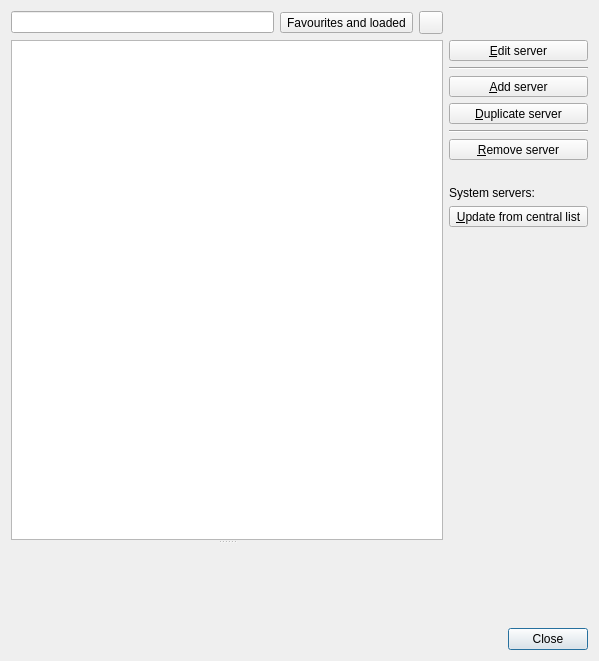
The window that Viewer/ecflowUI/src/ServerListDialog.ui (ecmwf/ecflow) describes before a commit, drawn with Qt 5.
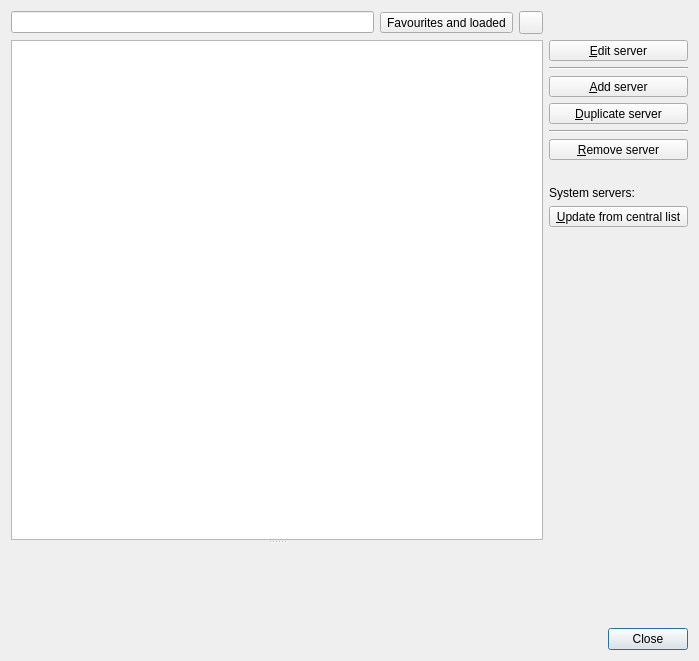
The same window after the commit. Icons and pictures are not drawn. Custom widgets are drawn as their Qt base class.

Diff of the .ui file:
```diff
--- a/Viewer/ecflowUI/src/ServerListDialog.ui
+++ b/Viewer/ecflowUI/src/ServerListDialog.ui
@@ -6,7 +6,7 @@
    <rect>
     <x>0</x>
     <y>0</y>
-    <width>599</width>
+    <width>699</width>
     <height>661</height>
    </rect>
   </property>
```
